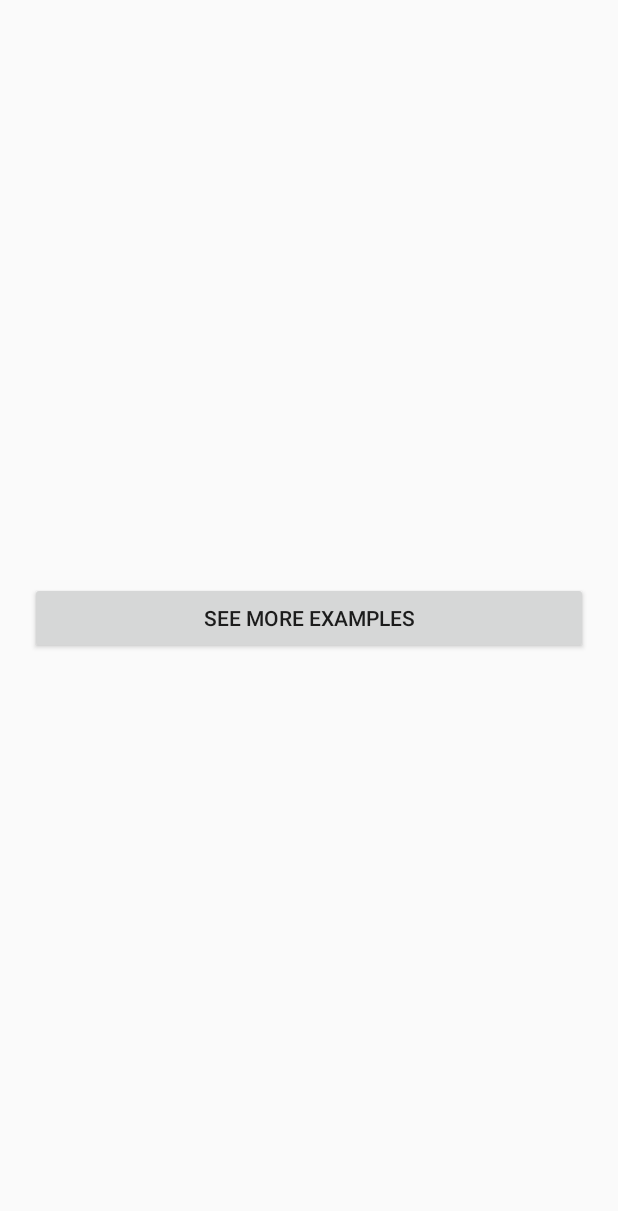
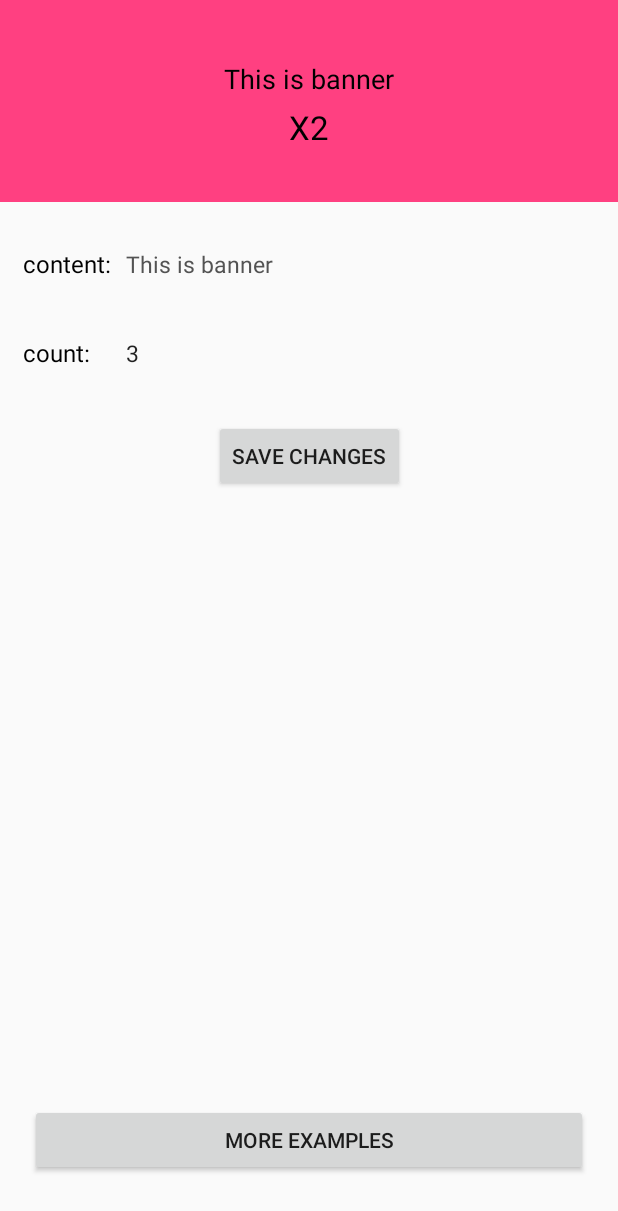
Before and after one commit to Marksss/AndroidAutoSwitcher, an Android app: the screen it shows after launch (StartActivity), on a phone screen of 412 x 824 dp. Shown: the top 1211 px of the screen. Run offline under Robolectric (Android 15) with nearby library versions, the phone set to English and light mode, and no system bars; libraries missing offline, so code that uses them is left out: com.squareup.leakcanary; 1 statement that could not run was skipped.

Commit message:
v1.2# fix bug that can not update items when count=2

```diff
--- a/app/build.gradle
+++ b/app/build.gradle
@@ -29,6 +29,6 @@ dependencies {
     debugImplementation 'com.squareup.leakcanary:leakcanary-android:1.5.4'
     releaseImplementation 'com.squareup.leakcanary:leakcanary-android-no-op:1.5.4'
 
-    compile 'com.github.markshawn:auto-switcher:1.0.1'
+    compile 'com.github.markshawn:auto-switcher:1.2'
 //    compile project(':auto-switcher')
 }
--- a/app/src/main/AndroidManifest.xml
+++ b/app/src/main/AndroidManifest.xml
@@ -22,8 +22,6 @@
         <activity android:name="com.example.app.MainActivity">
         </activity>
 
-        <activity android:name="com.example.app.ListActivity">
-        </activity>
     </application>
 
 </manifest>
--- a/app/src/main/java/com/example/app/ListActivity.java
+++ /dev/null
@@ -1,80 +0,0 @@
-package com.example.app;
-
-import android.app.Activity;
-import android.content.Context;
-import android.content.Intent;
-import android.os.Bundle;
-import android.view.LayoutInflater;
-import android.view.View;
-import android.view.ViewGroup;
-import android.view.animation.AccelerateDecelerateInterpolator;
-import android.widget.BaseAdapter;
-import android.widget.ListAdapter;
-import android.widget.ListView;
-import android.widget.TextView;
-
-import com.example.app.adapter.MyAdapterInList;
-import com.switcher.AutoSwitchView;
-import com.switcher.builder.CarouselStrategyBuilder;
-import com.switcher.builder.DirectionMode;
-
-/**
- * Created by shenxl on 2018/7/21.
- */
-
-public class ListActivity extends Activity {
-
-    @Override
-    protected void onCreate(Bundle savedInstanceState) {
-        super.onCreate(savedInstanceState);
-        setContentView(R.layout.activity_list);
-        ListView lv = (ListView) findViewById(R.id.listview);
-        lv.setAdapter(new BaseAdapter() {
-            @Override
-            public int getCount() {
-                return 50;
-            }
-
-            @Override
-            public Object getItem(int position) {
-                return null;
-            }
-
-            @Override
-            public long getItemId(int position) {
-                return 0;
-            }
-
-            @Override
-            public View getView(int position, View convertView, ViewGroup parent) {
-                View view = null;
-                if (convertView == null) {
-                    LayoutInflater inflater = ListActivity.this.getLayoutInflater();
-                    view = inflater.inflate(R.layout.item_list, null);
-                } else {
-                    view = convertView;
-                }
-                TextView tv = (TextView) view.findViewById(R.id.textview);
-                tv.setText("This is item "+position);
-                AutoSwitchView autoSwitchView = (AutoSwitchView) view.findViewById(R.id.auto_roll_in_list);
-                if (position % 3 == 0) {
-                    autoSwitchView.setVisibility(View.VISIBLE);
-                    autoSwitchView.setAdapter(new MyAdapterInList(ListActivity.this, position));
-                    autoSwitchView.setSwitchStrategy(
-                            new CarouselStrategyBuilder().
-                                    setAnimDuration(900).
-                                    setInterpolator(new AccelerateDecelerateInterpolator()).
-                                    setMode(DirectionMode.right2Left).
-                                    build()
-                    );
-                    autoSwitchView.startSwitcher();
-                } else {
-                    autoSwitchView.setVisibility(View.GONE);
-                }
-
-                return view;
-            }
-        });
-    }
-
-}
--- a/app/src/main/java/com/example/app/StartActivity.java
+++ b/app/src/main/java/com/example/app/StartActivity.java
@@ -1,22 +1,15 @@
 package com.example.app;
 
 import android.app.Activity;
-import android.content.Context;
 import android.content.Intent;
-import android.content.pm.PackageManager;
 import android.os.Bundle;
-import android.support.v4.app.ActivityCompat;
-import android.view.LayoutInflater;
 import android.view.View;
 import android.view.animation.AccelerateDecelerateInterpolator;
-import android.view.animation.OvershootInterpolator;
-import android.widget.TextView;
-import android.widget.Toast;
+import android.widget.EditText;
 
+import com.example.app.adapter.BannerAdapter2;
 import com.switcher.AutoSwitchView;
-import com.switcher.base.BaseSwitchView;
 import com.switcher.builder.CarouselStrategyBuilder;
-import com.switcher.builder.ContinuousStrategyBuilder;
 import com.switcher.builder.DirectionMode;
 
 /**
@@ -24,35 +17,49 @@ import com.switcher.builder.DirectionMode;
  */
 
 public class StartActivity extends Activity {
-
-    private static final int REQUEST_EXTERNAL_STORAGE = 1;
-    private static String[] PERMISSIONS_STORAGE = {
-            "android.permission.READ_EXTERNAL_STORAGE",
-            "android.permission.WRITE_EXTERNAL_STORAGE" };
+    private AutoSwitchView mAswBanner;
+    private EditText mContentEdt, mCountEdt;
+    private BannerAdapter2 mBannerAdapter = new BannerAdapter2();
 
     @Override
     protected void onCreate(Bundle savedInstanceState) {
         super.onCreate(savedInstanceState);
         setContentView(R.layout.activity_start);
 
-        findViewById(R.id.btn_start).setOnClickListener(new View.OnClickListener() {
+        mContentEdt = (EditText) findViewById(R.id.edt_content);
+        mCountEdt = (EditText) findViewById(R.id.edt_count);
+        mAswBanner = (AutoSwitchView) findViewById(R.id.start_banner);
+        mAswBanner.setAdapter(mBannerAdapter);
+        mAswBanner.setSwitchStrategy(
+                new CarouselStrategyBuilder().
+                        setAnimDuration(900).
+                        setInterpolator(new AccelerateDecelerateInterpolator()).
+                        setMode(DirectionMode.right2Left).
+                        build()
+        );
+        findViewById(R.id.btn_save).setOnClickListener(new View.OnClickListener() {
+            @Override
+            public void onClick(View v) {
+                int count = 0;
+                try {
+                    count = Integer.parseInt(mCountEdt.getText().toString());
+                } catch (Exception e) {
+                    e.printStackTrace();
+                }
+                mBannerAdapter.setCount(count);
+                mBannerAdapter.setTitle(mContentEdt.getText().toString());
+                mAswBanner.startSwitcher();
+            }
+        });
+
+        mContentEdt.setText(mBannerAdapter.getTitle());
+        mCountEdt.setText(mBannerAdapter.getCount()+"");
+
+        findViewById(R.id.btn_example).setOnClickListener(new View.OnClickListener() {
             @Override
             public void onClick(View v) {
                 startActivity(new Intent(StartActivity.this, MainActivity.class));
             }
         });
-        verifyStoragePermissions(this);
-    }
-
-    public static void verifyStoragePermissions(Activity activity) {
-        try {
-            int permission = ActivityCompat.checkSelfPermission(activity,
-                    "android.permission.WRITE_EXTERNAL_STORAGE");
-            if (permission != PackageManager.PERMISSION_GRANTED) {
-                ActivityCompat.requestPermissions(activity, PERMISSIONS_STORAGE,REQUEST_EXTERNAL_STORAGE);
-            }
-        } catch (Exception e) {
-            e.printStackTrace();
-        }
     }
 }
--- /dev/null
+++ b/app/src/main/java/com/example/app/adapter/BannerAdapter2.java
@@ -0,0 +1,62 @@
+package com.example.app.adapter;
+
+import android.content.Context;
+import android.view.LayoutInflater;
+import android.view.View;
+import android.widget.TextView;
+
+import com.example.app.R;
+import com.switcher.base.BaseSwitchView;
+
+/**
+ * Created by shenxl on 2018/11/26.
+ */
+public class BannerAdapter2  extends BaseSwitchView.AbsBaseAdapter {
+    private int count = 3;
+    private String title = "This is banner";
+
+    @Override
+    public View makeView(Context context) {
+        return LayoutInflater.from(context).inflate(R.layout.start_banner_2, null, false);
+    }
+
+    @Override
+    public void updateItem(View view, int position) {
+        View container = view.findViewById(R.id.banner_container);
+        ((TextView) view.findViewById(R.id.banner_title)).setText(title);
+        ((TextView) view.findViewById(R.id.banner_pos)).setText("X"+position);
+        switch (position % 3) {
+            case 0:
+                container.setBackgroundColor(view.getContext().getResources().getColor(R.color.colorPrimary));
+                break;
+            case 1:
+                container.setBackgroundColor(view.getContext().getResources().getColor(R.color.colorPrimaryDark));
+                break;
+            default:
+                container.setBackgroundColor(view.getContext().getResources().getColor(R.color.colorAccent));
+                break;
+        }
+
+    }
+
+    public void setCount(int count) {
+        this.count = count;
+    }
+
+    public void setTitle(String title) {
+        this.title = title;
+    }
+
+    public int getCount() {
+        return count;
+    }
+
+    public String getTitle() {
+        return title;
+    }
+
+    @Override
+    public int getItemCount() {
+        return count;
+    }
+}
--- a/app/src/main/res/layout/activity_start.xml
+++ b/app/src/main/res/layout/activity_start.xml
@@ -1,5 +1,5 @@
 <?xml version="1.0" encoding="utf-8"?>
-<LinearLayout
+<android.support.constraint.ConstraintLayout
     xmlns:android="http://schemas.android.com/apk/res/android"
     xmlns:app="http://schemas.android.com/apk/res-auto"
     android:orientation="vertical"
@@ -7,11 +7,86 @@
     android:layout_height="match_parent"
     android:gravity="center">
 
-    <Button
-        android:id="@+id/btn_start"
+    <com.switcher.AutoSwitchView
+        android:id="@+id/start_banner"
         android:layout_width="match_parent"
         android:layout_height="wrap_content"
-        android:layout_margin="20dp"
-        android:text="See more examples"/>
+        android:layout_gravity="center_horizontal"
+        app:switcher_repeatCount="-1"
+        app:switcher_autoStart="true"
+        app:layout_constraintTop_toTopOf="parent"/>
 
-</LinearLayout>
+    <TextView
+        android:id="@+id/tv_content"
+        android:layout_width="wrap_content"
+        android:layout_height="wrap_content"
+        android:textSize="16sp"
+        android:textColor="#000000"
+        android:text="content:"
+        android:layout_marginTop="30dp"
+        android:layout_marginLeft="15dp"
+        app:layout_constraintLeft_toLeftOf="parent"
+        app:layout_constraintTop_toBottomOf="@id/start_banner"/>
+
+    <EditText
+        android:id="@+id/edt_content"
+        android:layout_width="0dp"
+        android:layout_height="49dp"
+        android:layout_marginLeft="10dp"
+        android:layout_marginRight="15dp"
+        android:background="@null"
+        android:hint="modify content"
+        android:singleLine="true"
+        android:textColorHint="#cccccc"
+        android:textColor="#535353"
+        android:textSize="15sp"
+        app:layout_constraintLeft_toRightOf="@id/tv_content"
+        app:layout_constraintRight_toRightOf="parent"
+        app:layout_constraintBaseline_toBaselineOf="@id/tv_content" />
+
+    <EditText
+        android:id="@+id/edt_count"
+        android:layout_width="0dp"
+        android:layout_height="49dp"
+        android:layout_marginTop="10dp"
+        android:inputType="number"
+        android:background="@null"
+        android:hint="modify count"
+        android:singleLine="true"
+        android:textColorHint="#cccccc"
+        android:textSize="15sp"
+        app:layout_constraintLeft_toLeftOf="@id/edt_content"
+        app:layout_constraintRight_toRightOf="@id/edt_content"
+        app:layout_constraintTop_toBottomOf="@id/edt_content" />
+
+    <TextView
+        android:id="@+id/tv_count"
+        android:layout_width="wrap_content"
+        android:layout_height="wrap_content"
+        android:textSize="16sp"
+        android:textColor="#000000"
+        android:text="count:"
+        app:layout_constraintLeft_toLeftOf="@id/tv_content"
+        app:layout_constraintBaseline_toBaselineOf="@id/edt_count"/>
+
+    <Button
+        android:id="@+id/btn_save"
+        android:layout_width="wrap_content"
+        android:layout_height="wrap_content"
+        android:layout_marginTop="20dp"
+        android:text="Save changes"
+        app:layout_constraintLeft_toLeftOf="parent"
+        app:layout_constraintRight_toRightOf="parent"
+        app:layout_constraintTop_toBottomOf="@id/edt_count"/>
+
+    <Button
+        android:id="@+id/btn_example"
+        android:layout_width="match_parent"
+        android:layout_height="wrap_content"
+        android:layout_marginLeft="20dp"
+        android:layout_marginRight="20dp"
+        android:layout_marginBottom="40dp"
+        android:text="More examples"
+        app:layout_constraintBottom_toBottomOf="parent"/>
+
+</android.support.constraint.ConstraintLayout>
--- /dev/null
+++ b/app/src/main/res/layout/start_banner_2.xml
@@ -0,0 +1,34 @@
+<?xml version="1.0" encoding="utf-8"?>
+<LinearLayout
+    xmlns:android="http://schemas.android.com/apk/res/android"
+    android:orientation="vertical"
+    android:id="@+id/banner_container"
+    android:layout_width="match_parent"
+    android:layout_height="wrap_content"
+    android:gravity="center_horizontal"
+    >
+
+    <TextView
+        android:id="@+id/banner_title"
+        android:layout_width="wrap_content"
+        android:layout_height="wrap_content"
+        android:textColor="@android:color/black"
+        android:textSize="18sp"
+        android:layout_centerHorizontal="true"
+        android:layout_marginLeft="20dp"
+        android:layout_marginRight="20dp"
+        android:layout_marginTop="40dp"
+        />
+
+    <TextView
+        android:id="@+id/banner_pos"
+        android:layout_width="wrap_content"
+        android:layout_height="wrap_content"
+        android:textColor="@android:color/black"
+        android:textSize="22sp"
+        android:layout_centerHorizontal="true"
+        android:layout_marginTop="5dp"
+        android:layout_marginBottom="35dp"
+        />
+
+</LinearLayout>
--- a/auto-switcher/build.gradle
+++ b/auto-switcher/build.gradle
@@ -6,8 +6,8 @@ android {
     defaultConfig {
         minSdkVersion 15
         targetSdkVersion 26
-        versionCode 2
-        versionName "1.0.1"
+        versionCode 3
+        versionName "1.2"
 
         testInstrumentationRunner "android.support.test.runner.AndroidJUnitRunner"
     }
@@ -35,7 +35,7 @@ dependencies {
 ext {
     PUBLISH_GROUP_ID = 'com.github.markshawn'
     PUBLISH_ARTIFACT_ID = 'auto-switcher'
-    PUBLISH_VERSION = '1.0.1'
+    PUBLISH_VERSION = '1.2'
 }
 
 apply from: 'https://raw.githubusercontent.com/blundell/release-android-library/master/android-release-aar.gradle'
--- a/auto-switcher/src/main/java/com/switcher/AutoSwitchView.java
+++ b/auto-switcher/src/main/java/com/switcher/AutoSwitchView.java
@@ -184,6 +184,10 @@ public class AutoSwitchView extends BaseSwitchView {
         if (getChildCount() == 0 && mAdapter != null) {
             addView(mAdapter.makeView(getContext()));
             addView(mAdapter.makeView(getContext()));
+        } else {
+            for (int i = 0; i < getChildCount(); i++) {
+                getChildAt(i).setTag(null);
+            }
         }
 
         if (checkNoAnimCondtions()) {
--- a/build.gradle
+++ b/build.gradle
@@ -19,7 +19,6 @@ allprojects {
     repositories {
         google()
         jcenter()
-        maven { url "https://bintray.com/markshawn" }
     }
 }
 
```
